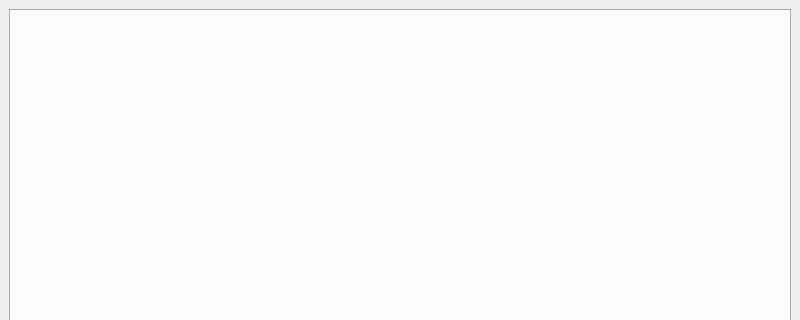
Before: the Qt Designer form debugger/mainwindow.ui in 0x55555555/debugify, drawn with Qt 5; both pictures show x 0 to 800 and y 0 to 320 of the 800 by 600 pixel window.
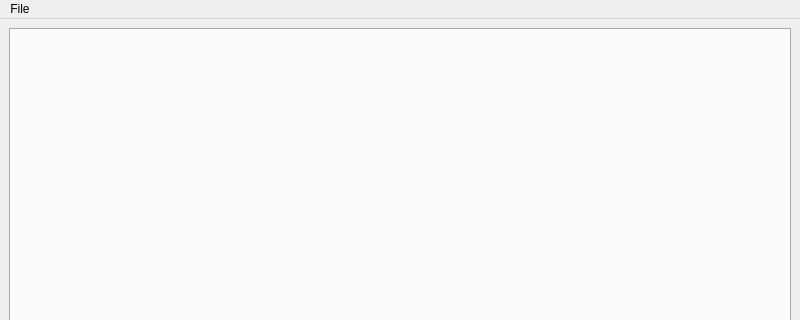
After: the same form once the commit is applied.

```diff
--- a/debugger/mainwindow.ui
+++ b/debugger/mainwindow.ui
@@ -33,6 +33,14 @@
      <height>22</height>
     </rect>
    </property>
+   <widget class="QMenu" name="menuFile">
+    <property name="title">
+     <string>File</string>
+    </property>
+    <addaction name="actionLoad_Target"/>
+    <addaction name="actionRecent_Targets"/>
+   </widget>
+   <addaction name="menuFile"/>
   </widget>
   <widget class="QStatusBar" name="statusbar"/>
  </widget>
```
Left out of the diff: 10 changed lines with no effect on the pictures.
